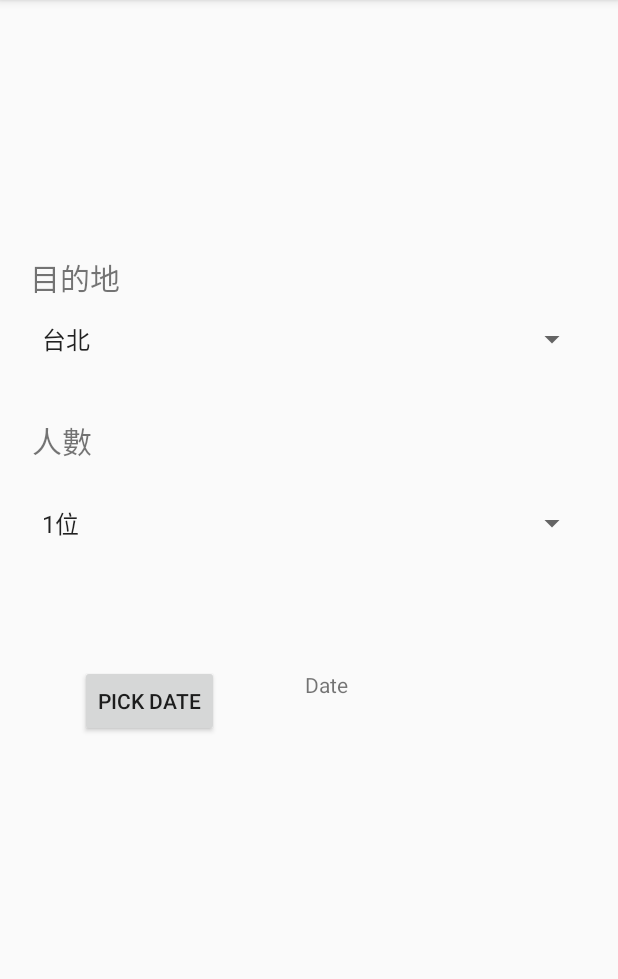
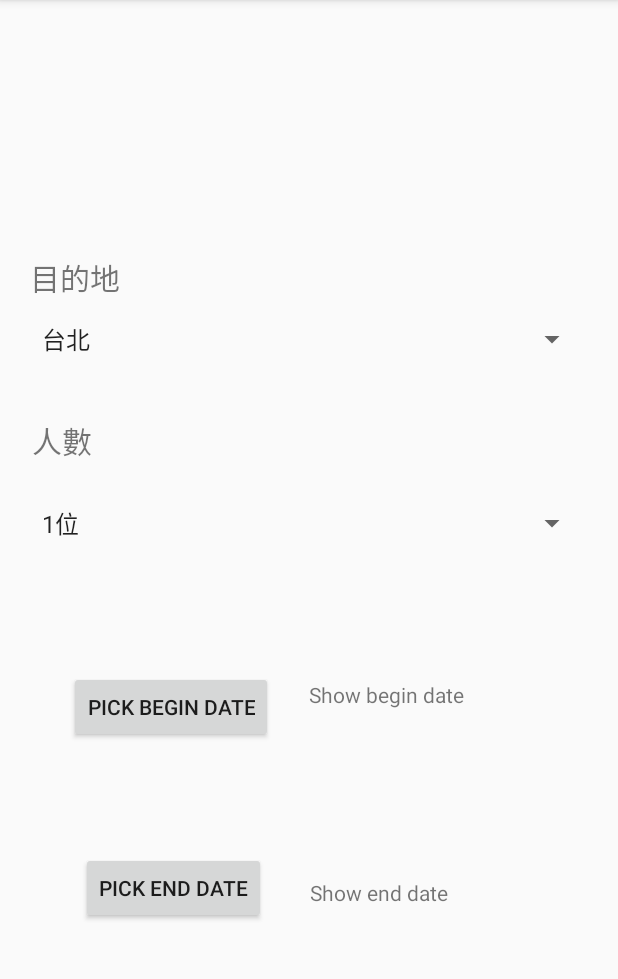
Before and after one commit to Teamdashah/team, an Android app: the input_schedule screen opened directly, with no data from a screen before it, on a phone screen of 412 x 824 dp, the part 84-1063 px from its top. Run offline under Robolectric (Android 15) with nearby library versions, the phone set to English and light mode, and no system bars.

Commit message:
End_Date

```diff
--- a/app/src/main/java/com/example/myteam/input_schedule.kt
+++ b/app/src/main/java/com/example/myteam/input_schedule.kt
@@ -23,11 +23,21 @@ class input_schedule : AppCompatActivity() {
         val month =c.get(Calendar.MONTH)
         val day =c.get(Calendar.DAY_OF_MONTH)
 
-        val Pick_Button = findViewById<Button>(R.id.pickDateBtn)
+        val Pickbegin_Button = findViewById<Button>(R.id.pickBeginDateBtn)
         //handle onClick
-        Pick_Button.setOnClickListener {
+        Pickbegin_Button.setOnClickListener {
             val dpd = DatePickerDialog(this, DatePickerDialog.OnDateSetListener { view: DatePicker?, mYear: Int, mMonth: Int, mDay: Int ->
-                val textView = findViewById<TextView>(R.id.showdate)
+                val textView = findViewById<TextView>(R.id.showBeginDate)
+                textView.setText("" + mDay + "/" + mMonth + "/" + mYear)
+            },year,month,day)
+
+            dpd.show()
+        }
+
+        val Pickend_Button = findViewById<Button>(R.id.pickEndDateBtn)
+        Pickend_Button.setOnClickListener {
+            val dpd = DatePickerDialog(this, DatePickerDialog.OnDateSetListener { view: DatePicker?, mYear: Int, mMonth: Int, mDay: Int ->
+                val textView = findViewById<TextView>(R.id.showEndDate)
                 textView.setText("" + mDay + "/" + mMonth + "/" + mYear)
             },year,month,day)
 
--- a/app/src/main/res/layout/activity_input_schedule.xml
+++ b/app/src/main/res/layout/activity_input_schedule.xml
@@ -61,28 +61,52 @@
 
 
     <Button
-        android:id="@+id/pickDateBtn"
+        android:id="@+id/pickBeginDateBtn"
         android:layout_width="wrap_content"
         android:layout_height="wrap_content"
-        android:text="PICK DATE"
+        android:text="Pick Begin Date"
         app:layout_constraintBottom_toBottomOf="parent"
         app:layout_constraintEnd_toEndOf="parent"
-        app:layout_constraintHorizontal_bias="0.167"
+        app:layout_constraintHorizontal_bias="0.166"
         app:layout_constraintStart_toStartOf="parent"
         app:layout_constraintTop_toTopOf="parent"
-        app:layout_constraintVertical_bias="0.616" />
+        app:layout_constraintVertical_bias="0.621" />
 
     <TextView
-        android:id="@+id/showdate"
-        android:layout_width="71dp"
-        android:layout_height="44dp"
-        android:text="Date"
+        android:id="@+id/showBeginDate"
+        android:layout_width="117dp"
+        android:layout_height="41dp"
+        android:text="Show begin date"
         app:layout_constraintBottom_toBottomOf="parent"
         app:layout_constraintEnd_toEndOf="parent"
-        app:layout_constraintHorizontal_bias="0.597"
+        app:layout_constraintHorizontal_bias="0.7"
         app:layout_constraintStart_toStartOf="parent"
         app:layout_constraintTop_toTopOf="parent"
-        app:layout_constraintVertical_bias="0.617" />
+        app:layout_constraintVertical_bias="0.624" />
+
+    <Button
+        android:id="@+id/pickEndDateBtn"
+        android:layout_width="wrap_content"
+        android:layout_height="wrap_content"
+        android:text="Pick End Date"
+        app:layout_constraintBottom_toBottomOf="parent"
+        app:layout_constraintEnd_toEndOf="parent"
+        app:layout_constraintHorizontal_bias="0.188"
+        app:layout_constraintStart_toStartOf="parent"
+        app:layout_constraintTop_toTopOf="parent"
+        app:layout_constraintVertical_bias="0.789" />
+
+    <TextView
+        android:id="@+id/showEndDate"
+        android:layout_width="wrap_content"
+        android:layout_height="wrap_content"
+        android:text="Show end date"
+        app:layout_constraintBottom_toBottomOf="parent"
+        app:layout_constraintEnd_toEndOf="parent"
+        app:layout_constraintHorizontal_bias="0.645"
+        app:layout_constraintStart_toStartOf="parent"
+        app:layout_constraintTop_toTopOf="parent"
+        app:layout_constraintVertical_bias="0.782" />
 
 
 </androidx.constraintlayout.widget.ConstraintLayout>
```
